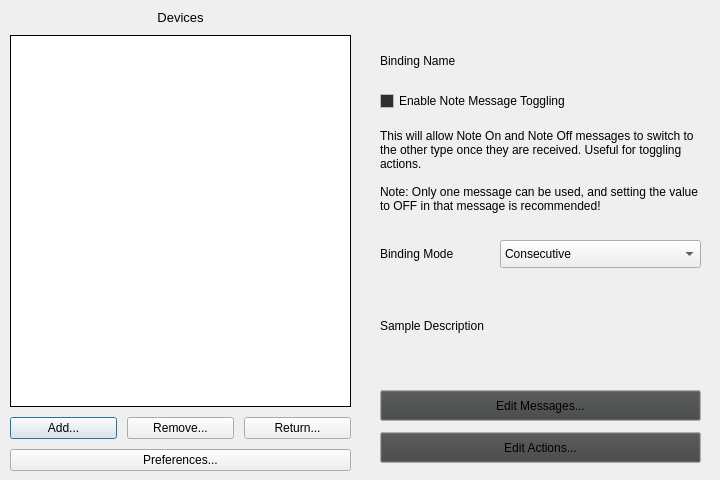
Qt form src/forms/midimg-window.ui (nhielost/obs-midi-mg) before a commit.
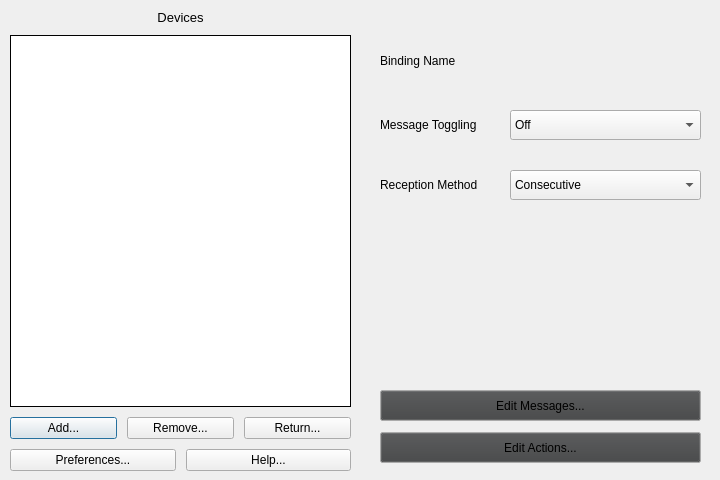
The same form after that commit. The open tabs and pages were chosen to show the change.

Commit message: Adjust note toggling, fix source scale, add new actions and help menus

```diff
--- a/src/forms/midimg-window.ui
+++ b/src/forms/midimg-window.ui
@@ -192,20 +192,55 @@
      </layout>
     </item>
     <item>
-     <widget class="QPushButton" name="button_preferences">
-      <property name="font">
-       <font>
-        <family>Tahoma</family>
-        <pointsize>9</pointsize>
-       </font>
+     <layout class="QHBoxLayout" name="button_group_interaction_lower">
+      <property name="spacing">
+       <number>10</number>
       </property>
-      <property name="cursor">
-       <cursorShape>PointingHandCursor</cursorShape>
-      </property>
-      <property name="text">
-       <string>Preferences...</string>
-      </property>
-     </widget>
+      <item>
+       <widget class="QPushButton" name="button_preferences">
+        <property name="font">
+         <font>
+          <family>Tahoma</family>
+          <pointsize>9</pointsize>
+         </font>
+        </property>
+        <property name="cursor">
+         <cursorShape>PointingHandCursor</cursorShape>
+        </property>
+        <property name="text">
+         <string>Preferences...</string>
+        </property>
+       </widget>
+      </item>
+      <item>
+       <widget class="QPushButton" name="button_help_subject">
+        <property name="sizePolicy">
+         <sizepolicy hsizetype="Preferred" vsizetype="Fixed">
+          <horstretch>0</horstretch>
+          <verstretch>0</verstretch>
+         </sizepolicy>
+        </property>
+        <property name="font">
+         <font>
+          <family>Tahoma</family>
+          <pointsize>9</pointsize>
+         </font>
+        </property>
+        <property name="cursor">
+         <cursorShape>PointingHandCursor</cursorShape>
+        </property>
+        <property name="toolTip">
+         <string/>
+        </property>
+        <property name="text">
+         <string>Help...</string>
+        </property>
+        <property name="checkable">
+         <bool>false</bool>
+        </property>
+       </widget>
+      </item>
+     </layout>
     </item>
    </layout>
   </widget>
@@ -757,9 +792,9 @@
      <property name="geometry">
       <rect>
        <x>10</x>
-       <y>230</y>
-       <width>111</width>
-       <height>28</height>
+       <y>160</y>
+       <width>121</width>
+       <height>30</height>
       </rect>
      </property>
      <property name="font">
@@ -770,39 +805,16 @@
       </font>
      </property>
      <property name="text">
-      <string>Binding Mode</string>
+      <string>Reception Method</string>
      </property>
     </widget>
-    <widget class="QLabel" name="text_binding_mode">
+    <widget class="QComboBox" name="editor_reception_method">
      <property name="geometry">
       <rect>
-       <x>10</x>
-       <y>270</y>
-       <width>321</width>
-       <height>91</height>
-      </rect>
-     </property>
-     <property name="font">
-      <font>
-       <family>Tahoma</family>
-       <pointsize>9</pointsize>
-       <underline>false</underline>
-      </font>
-     </property>
-     <property name="text">
-      <string>Sample Description</string>
-     </property>
-     <property name="wordWrap">
-      <bool>true</bool>
-     </property>
-    </widget>
-    <widget class="QComboBox" name="editor_binding_mode">
-     <property name="geometry">
-      <rect>
-       <x>130</x>
-       <y>230</y>
-       <width>201</width>
-       <height>28</height>
+       <x>140</x>
+       <y>160</y>
+       <width>191</width>
+       <height>30</height>
       </rect>
      </property>
      <property name="sizePolicy">
@@ -997,32 +1009,55 @@
       <bool>true</bool>
      </property>
     </widget>
-    <widget class="QCheckBox" name="editor_note_toggling">
+    <widget class="QComboBox" name="editor_message_toggling">
      <property name="geometry">
       <rect>
-       <x>10</x>
-       <y>80</y>
-       <width>321</width>
-       <height>22</height>
+       <x>140</x>
+       <y>100</y>
+       <width>191</width>
+       <height>30</height>
       </rect>
      </property>
+     <property name="sizePolicy">
+      <sizepolicy hsizetype="Preferred" vsizetype="Preferred">
+       <horstretch>0</horstretch>
+       <verstretch>0</verstretch>
+      </sizepolicy>
+     </property>
      <property name="font">
       <font>
        <family>Tahoma</family>
        <pointsize>9</pointsize>
       </font>
      </property>
-     <property name="text">
-      <string>Enable Note Message Toggling</string>
-     </property>
+     <item>
+      <property name="text">
+       <string>Off</string>
+      </property>
+     </item>
+     <item>
+      <property name="text">
+       <string>Note Type</string>
+      </property>
+     </item>
+     <item>
+      <property name="text">
+       <string>Velocity</string>
+      </property>
+     </item>
+     <item>
+      <property name="text">
+       <string>Note Type and Velocity</string>
+      </property>
+     </item>
     </widget>
     <widget class="QLabel" name="text_note_toggling">
      <property name="geometry">
       <rect>
        <x>10</x>
-       <y>110</y>
-       <width>321</width>
-       <height>101</height>
+       <y>100</y>
+       <width>121</width>
+       <height>30</height>
       </rect>
      </property>
      <property name="font">
@@ -1033,12 +1068,7 @@
       </font>
      </property>
      <property name="text">
-      <string>This will allow Note On and Note Off messages to switch to the other type once they are received. Useful for toggling actions.
-
-Note: Only one message can be used, and setting the value to OFF in that message is recommended!</string>
-     </property>
-     <property name="wordWrap">
-      <bool>true</bool>
+      <string>Message Toggling</string>
      </property>
     </widget>
    </widget>
```
Left out of the diff: 71 changed lines with no effect on the pictures. The commit also changes 17 other files.
